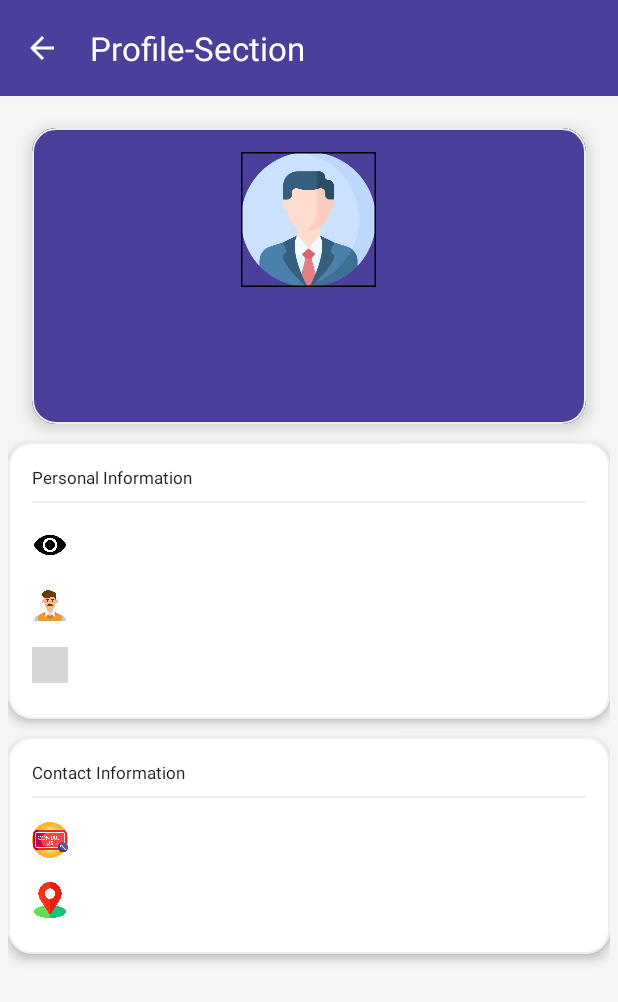
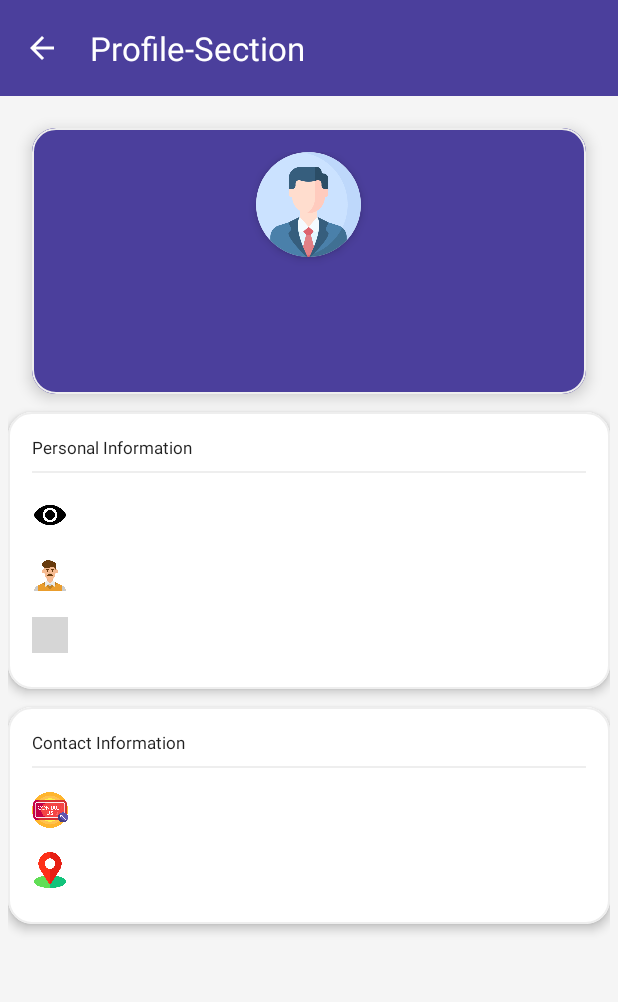
Before and after one commit to priya99299/Lucky-clone, an Android app: the Profile_module screen opened directly, with no data from a screen before it, on a phone screen of 412 x 824 dp. Shown: the top 1002 px of the screen. Run offline under Robolectric (Android 15) with nearby library versions, the phone set to English and light mode, and no system bars; pictures from the network do not load; grey boxes are pictures that could not be loaded.

Commit message:
update ui

```diff
--- a/app/src/main/res/layout/activity_profile_module.xml
+++ b/app/src/main/res/layout/activity_profile_module.xml
@@ -68,21 +68,24 @@
                     android:paddingVertical="16dp"
                     android:paddingHorizontal="8dp">
 
-                    <!-- Circular Profile Image -->
-                    <com.google.android.material.imageview.ShapeableImageView
-                        android:id="@+id/profile_photo"
-                        android:layout_width="90dp"
-                        android:layout_height="90dp"
-                        android:scaleType="centerCrop"
-                        app:cardCornerRadius="16dp"
-                        app:cardElevation="6dp"
+                    <!-- Student Profile Image (Circular) -->
+                    <androidx.cardview.widget.CardView
+                        android:id="@+id/profile_card"
+                        android:layout_width="70dp"
+                        android:layout_height="70dp"
+                        android:layout_centerHorizontal="true"
+                        android:layout_marginTop="0dp"
+                        app:cardCornerRadius="35dp"
+                        app:cardElevation="4dp"
+                        app:cardBackgroundColor="@android:color/white">
 
-                        android:src="@drawable/profile1"
-                        app:shapeAppearanceOverlay="@drawable/circle_border_gradient"
-                        android:contentDescription="Profile Picture"
-                          app:strokeColor="@color/black"
-                            app:strokeWidth="2dp"/>
-
+                        <ImageView
+                            android:id="@+id/profile_photo"
+                            android:layout_width="match_parent"
+                            android:layout_height="match_parent"
+                            android:src="@drawable/profile1"
+                            android:scaleType="centerCrop" />
+                    </androidx.cardview.widget.CardView>
                     <!-- Name -->
                     <TextView
                         android:id="@+id/student_name"
--- a/app/src/main/res/layout/item_time_slot.xml
+++ b/app/src/main/res/layout/item_time_slot.xml
@@ -24,7 +24,7 @@
             android:layout_height="wrap_content"
             android:layout_weight="2"
             android:text="DSA"
-            android:textSize="7sp"
+            android:textSize="9sp"
             android:textStyle="bold"
             android:textColor="#212121"
             android:maxLines="1"
```
